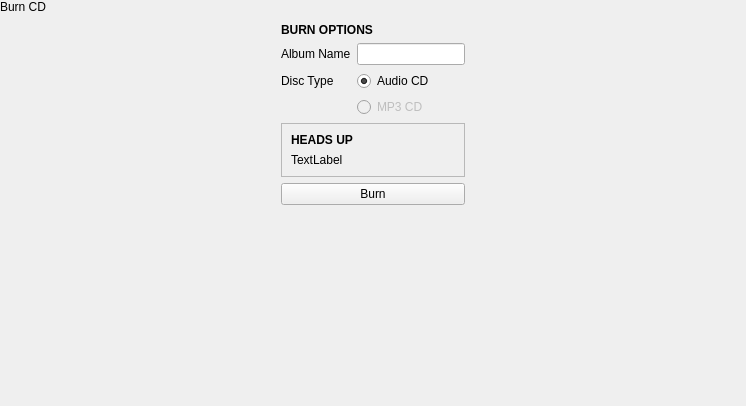
Above: plugins/WinLibCDPlugin/burn/winburnpopover.ui from theCheeseboard/theBeat before the change. Below: the same form after it.
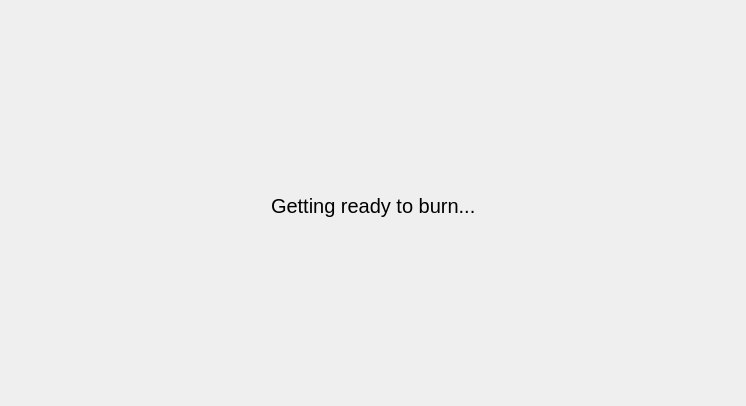
That is the form after the change. Icons and pictures are not drawn. Custom widgets are drawn as their Qt base class.

```diff
--- a/plugins/WinLibCDPlugin/burn/winburnpopover.ui
+++ b/plugins/WinLibCDPlugin/burn/winburnpopover.ui
@@ -30,6 +30,105 @@
     <number>0</number>
    </property>
    <item>
+    <widget class="tStackedWidget" name="stackedWidget">
+     <property name="currentIndex">
+      <number>0</number>
+     </property>
+     <widget class="QWidget" name="page">
+      <layout class="QGridLayout" name="gridLayout_2">
+       <item row="0" column="1">
+        <spacer name="verticalSpacer_3">
+         <property name="orientation">
+          <enum>Qt::Vertical</enum>
+         </property>
+         <property name="sizeHint" stdset="0">
+          <size>
+           <width>20</width>
+           <height>171</height>
+          </size>
+         </property>
+        </spacer>
+       </item>
+       <item row="1" column="0">
+        <spacer name="horizontalSpacer">
+         <property name="orientation">
+          <enum>Qt::Horizontal</enum>
+         </property>
+         <property name="sizeHint" stdset="0">
+          <size>
+           <width>341</width>
+           <height>20</height>
+          </size>
+         </property>
+        </spacer>
+       </item>
+       <item row="1" column="2">
+        <spacer name="horizontalSpacer_2">
+         <property name="orientation">
+          <enum>Qt::Horizontal</enum>
+         </property>
+         <property name="sizeHint" stdset="0">
+          <size>
+           <width>340</width>
+           <height>20</height>
+          </size>
+         </property>
+        </spacer>
+       </item>
+       <item row="2" column="1">
+        <spacer name="verticalSpacer_2">
+         <property name="orientation">
+          <enum>Qt::Vertical</enum>
+         </property>
+         <property name="sizeHint" stdset="0">
+          <size>
+           <width>20</width>
+           <height>170</height>
+          </size>
+         </property>
+        </spacer>
+       </item>
+       <item row="1" column="1">
+        <widget class="QWidget" name="widget" native="true">
+         <layout class="QVBoxLayout" name="verticalLayout_4">
+          <item>
+           <widget class="tCircularSpinner" name="spinner" native="true"/>
+          </item>
+          <item>
+           <widget class="QLabel" name="label_3">
+            <property name="font">
+             <font>
+              <pointsize>15</pointsize>
+             </font>
+            </property>
+            <property name="text">
+             <string>Getting ready to burn...</string>
+            </property>
+           </widget>
+          </item>
+         </layout>
+        </widget>
+       </item>
+      </layout>
+     </widget>
+     <widget class="QWidget" name="optionsPage">
+      <layout class="QVBoxLayout" name="verticalLayout_3">
+       <property name="spacing">
+        <number>0</number>
+       </property>
+       <property name="leftMargin">
+        <number>0</number>
+       </property>
+       <property name="topMargin">
+        <number>0</number>
+       </property>
+       <property name="rightMargin">
+        <number>0</number>
+       </property>
+       <property name="bottomMargin">
+        <number>0</number>
+       </property>
+       <item>
     <widget class="tTitleLabel" name="titleLabel">
      <property name="text">
       <string notr="true">Burn CD</string>
@@ -101,31 +200,7 @@
         <property name="frameShadow">
          <enum>QFrame::Raised</enum>
         </property>
-        <layout class="QVBoxLayout" name="verticalLayout_2">
-         <item>
-          <widget class="QLabel" name="label_3">
-           <property name="font">
-            <font>
-             <weight>75</weight>
-             <bold>true</bold>
-            </font>
-           </property>
-           <property name="text">
-            <string>HEADS UP</string>
-           </property>
-          </widget>
-         </item>
-         <item>
-          <widget class="QLabel" name="warningText">
-           <property name="text">
-            <string notr="true">TextLabel</string>
-           </property>
-           <property name="wordWrap">
-            <bool>true</bool>
-           </property>
-          </widget>
-         </item>
-        </layout>
+            <layout class="QVBoxLayout" name="verticalLayout_2"/>
        </widget>
       </item>
       <item row="3" column="1">
@@ -149,10 +224,15 @@
      <property name="sizeHint" stdset="0">
       <size>
        <width>20</width>
-       <height>176</height>
+           <height>189</height>
       </size>
      </property>
     </spacer>
+       </item>
+      </layout>
+     </widget>
+     <widget class="QWidget" name="page_2"/>
+    </widget>
    </item>
   </layout>
  </widget>
@@ -165,6 +245,24 @@
     <signal>backButtonClicked()</signal>
    </slots>
   </customwidget>
+  <customwidget>
+   <class>tCircularSpinner</class>
+   <extends>QWidget</extends>
+   <header location="global">tcircularspinner.h</header>
+   <container>1</container>
+  </customwidget>
+  <customwidget>
+   <class>tStackedWidget</class>
+   <extends>QStackedWidget</extends>
+   <header>tstackedwidget.h</header>
+   <container>1</container>
+  </customwidget>
+  <customwidget>
+   <class>tStatusFrame</class>
+   <extends>QFrame</extends>
+   <header location="global">tstatusframe.h</header>
+   <container>1</container>
+  </customwidget>
  </customwidgets>
  <resources/>
  <connections/>
```
Left out of the diff: 2 changed lines with no effect on the pictures. Lines whose indentation alone changed are shown as unchanged.
